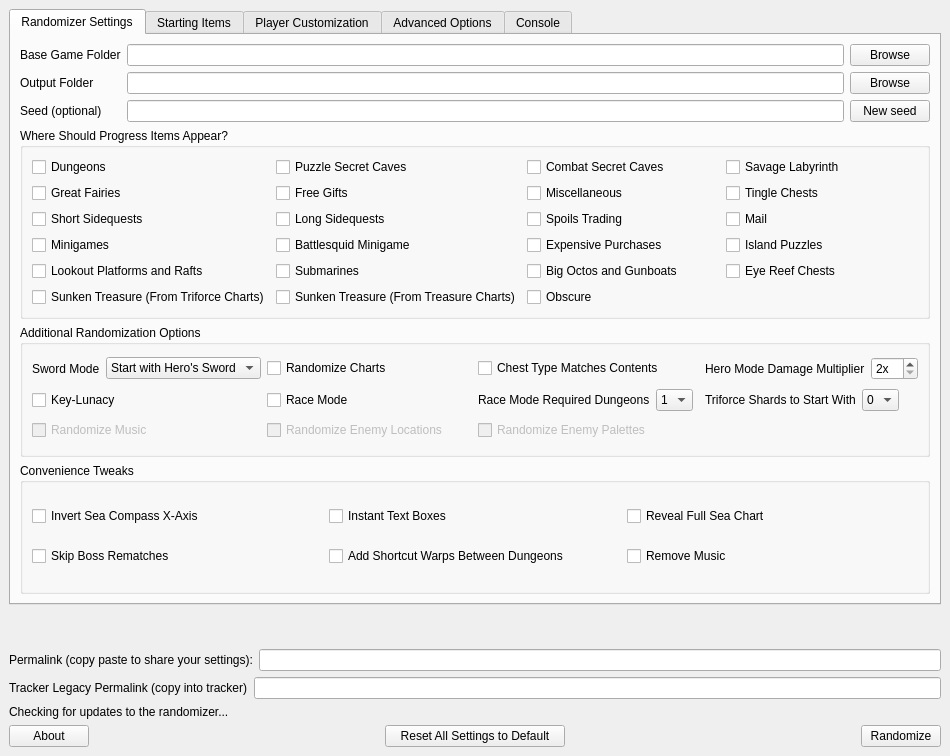
Old version of the form gui/mainwindow.ui in the repository SuperDude88/TWWHD-Randomizer.
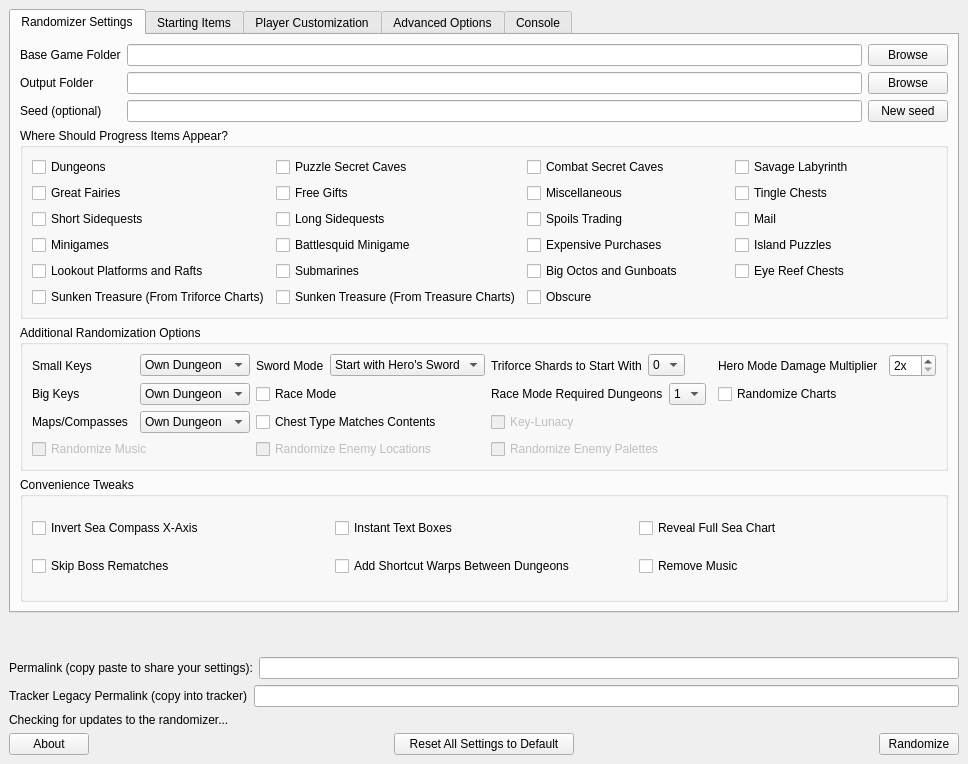
New version of the form.

Commit message: Expand Keylunacy to more options for every dungeon item

Diff of the .ui file:
```diff
--- a/gui/mainwindow.ui
+++ b/gui/mainwindow.ui
@@ -6,8 +6,8 @@
    <rect>
     <x>0</x>
     <y>0</y>
-    <width>950</width>
-    <height>756</height>
+    <width>968</width>
+    <height>764</height>
    </rect>
   </property>
   <property name="autoFillBackground">
@@ -28,8 +28,8 @@
         <rect>
          <x>0</x>
          <y>0</y>
-         <width>932</width>
-         <height>582</height>
+         <width>936</width>
+         <height>614</height>
         </rect>
        </property>
        <layout class="QVBoxLayout" name="verticalLayout_4">
@@ -328,7 +328,227 @@
                <string>Additional Randomization Options</string>
               </property>
               <layout class="QGridLayout" name="gridLayout_3">
+               <item row="6" column="1">
+                <widget class="QCheckBox" name="randomize_enemies">
+                 <property name="enabled">
+                  <bool>false</bool>
+                 </property>
+                 <property name="text">
+                  <string>Randomize Enemy Locations</string>
+                 </property>
+                </widget>
+               </item>
+               <item row="6" column="0">
+                <widget class="QCheckBox" name="randomize_music">
+                 <property name="enabled">
+                  <bool>false</bool>
+                 </property>
+                 <property name="text">
+                  <string>Randomize Music</string>
+                 </property>
+                </widget>
+               </item>
+               <item row="6" column="2">
+                <widget class="QCheckBox" name="randomize_enemy_palettes">
+                 <property name="enabled">
+                  <bool>false</bool>
+                 </property>
+                 <property name="text">
+                  <string>Randomize Enemy Palettes</string>
+                 </property>
+                </widget>
+               </item>
                <item row="0" column="0">
+                <layout class="QHBoxLayout" name="horizontalLayout_19">
+                 <item>
+                  <widget class="QLabel" name="label_for_dungeon_small_keys">
+                   <property name="sizePolicy">
+                    <sizepolicy hsizetype="Preferred" vsizetype="Preferred">
+                     <horstretch>0</horstretch>
+                     <verstretch>0</verstretch>
+                    </sizepolicy>
+                   </property>
+                   <property name="text">
+                    <string>Small Keys</string>
+                   </property>
+                  </widget>
+                 </item>
+                 <item>
+                  <widget class="QComboBox" name="dungeon_small_keys">
+                   <property name="sizePolicy">
+                    <sizepolicy hsizetype="Fixed" vsizetype="Fixed">
+                     <horstretch>0</horstretch>
+                     <verstretch>0</verstretch>
+                    </sizepolicy>
+                   </property>
+                   <property name="minimumSize">
+                    <size>
+                     <width>110</width>
+                     <height>0</height>
+                    </size>
+                   </property>
+                   <property name="maximumSize">
+                    <size>
+                     <width>110</width>
+                     <height>16777215</height>
+                    </size>
+                   </property>
+                   <property name="currentIndex">
+                    <number>1</number>
+                   </property>
+                   <item>
+                    <property name="text">
+                     <string>Vanilla</string>
+                    </property>
+                   </item>
+                   <item>
+                    <property name="text">
+                     <string>Own Dungeon</string>
+                    </property>
+                   </item>
+                   <item>
+                    <property name="text">
+                     <string>Any Dungeon</string>
+                    </property>
+                   </item>
+                   <item>
+                    <property name="text">
+                     <string>Overworld</string>
+                    </property>
+                   </item>
+                   <item>
+                    <property name="text">
+                     <string>Keysanity</string>
+                    </property>
+                   </item>
+                  </widget>
+                 </item>
+                </layout>
+               </item>
+               <item row="1" column="0">
+                <layout class="QHBoxLayout" name="horizontalLayout_20">
+                 <item>
+                  <widget class="QLabel" name="label_for_dungeon_big_keys">
+                   <property name="sizePolicy">
+                    <sizepolicy hsizetype="Preferred" vsizetype="Preferred">
+                     <horstretch>0</horstretch>
+                     <verstretch>0</verstretch>
+                    </sizepolicy>
+                   </property>
+                   <property name="text">
+                    <string>Big Keys</string>
+                   </property>
+                  </widget>
+                 </item>
+                 <item>
+                  <widget class="QComboBox" name="dungeon_big_keys">
+                   <property name="sizePolicy">
+                    <sizepolicy hsizetype="Fixed" vsizetype="Fixed">
+                     <horstretch>0</horstretch>
+                     <verstretch>0</verstretch>
+                    </sizepolicy>
+                   </property>
+                   <property name="minimumSize">
+                    <size>
+                     <width>110</width>
+                     <height>0</height>
+                    </size>
+                   </property>
+                   <property name="currentIndex">
+                    <number>1</number>
+                   </property>
+                   <item>
+                    <property name="text">
+                     <string>Vanilla</string>
+                    </property>
+                   </item>
+                   <item>
+                    <property name="text">
+                     <string>Own Dungeon</string>
+                    </property>
+                   </item>
+                   <item>
+                    <property name="text">
+                     <string>Any Dungeon</string>
+                    </property>
+                   </item>
+                   <item>
+                    <property name="text">
+                     <string>Overworld</string>
+                    </property>
+                   </item>
+                   <item>
+                    <property name="text">
+                     <string>Keysanity</string>
+                    </property>
+                   </item>
+                  </widget>
+                 </item>
+                </layout>
+               </item>
+               <item row="4" column="0">
+                <layout class="QHBoxLayout" name="horizontalLayout_21">
+                 <item>
+                  <widget class="QLabel" name="label_for_dungeon_maps_compasses">
+                   <property name="text">
+                    <string>Maps/Compasses</string>
+                   </property>
+                  </widget>
+                 </item>
+                 <item>
+                  <widget class="QComboBox" name="dungeon_maps_compasses">
+                   <property name="sizePolicy">
+                    <sizepolicy hsizetype="Fixed" vsizetype="Fixed">
+                     <horstretch>0</horstretch>
+                     <verstretch>0</verstretch>
+                    </sizepolicy>
+                   </property>
+                   <property name="minimumSize">
+                    <size>
+                     <width>110</width>
+                     <height>0</height>
+                    </size>
+                   </property>
+                   <property name="currentIndex">
+                    <number>1</number>
+                   </property>
+                   <item>
+                    <property name="text">
+                     <string>Vanilla</string>
+                    </property>
+                   </item>
+                   <item>
+                    <property name="text">
+                     <string>Own Dungeon</string>
+                    </property>
+                   </item>
+                   <item>
+                    <property name="text">
+                     <string>Any Dungeon</string>
+                    </property>
+                   </item>
+                   <item>
+                    <property name="text">
+                     <string>Overworld</string>
+                    </property>
+                   </item>
+                   <item>
+                    <property name="text">
+                     <string>Keysanity</string>
+                    </property>
+                   </item>
+                  </widget>
+                 </item>
+                </layout>
+               </item>
+               <item row="1" column="3">
+                <widget class="QCheckBox" name="randomize_charts">
+                 <property name="text">
+                  <string>Randomize Charts</string>
+                 </property>
+                </widget>
+               </item>
+               <item row="0" column="1">
                 <layout class="QHBoxLayout" name="horizontalLayout_5">
                  <item>
                   <widget class="QLabel" name="label_for_sword_mode">
@@ -358,88 +578,6 @@
                  </item>
                 </layout>
                </item>
-               <item row="1" column="0">
-                <widget class="QCheckBox" name="keylunacy">
-                 <property name="text">
-                  <string>Key-Lunacy</string>
-                 </property>
-                </widget>
-               </item>
-               <item row="1" column="3">
-                <layout class="QHBoxLayout" name="horizontalLayout_2">
-                 <item>
-                  <widget class="QLabel" name="label_for_num_starting_triforce_shards">
-                   <property name="sizePolicy">
-                    <sizepolicy hsizetype="Maximum" vsizetype="Preferred">
-                     <horstretch>0</horstretch>
-                     <verstretch>0</verstretch>
-                    </sizepolicy>
-                   </property>
-                   <property name="text">
-                    <string>Triforce Shards to Start With</string>
-                   </property>
-                  </widget>
-                 </item>
-                 <item>
-                  <widget class="QComboBox" name="num_starting_triforce_shards">
-                   <property name="maximumSize">
-                    <size>
-                     <width>40</width>
-                     <height>16777215</height>
-                    </size>
-                   </property>
-                   <item>
-                    <property name="text">
-                     <string>0</string>
-                    </property>
-                   </item>
-                   <item>
-                    <property name="text">
-                     <string>1</string>
-                    </property>
-                   </item>
-                   <item>
-                    <property name="text">
-                     <string>2</string>
-                    </property>
-                   </item>
-                   <item>
-                    <property name="text">
-                     <string>3</string>
-                    </property>
-                   </item>
-                   <item>
-                    <property name="text">
-                     <string>4</string>
-                    </property>
-                   </item>
-                   <item>
-                    <property name="text">
-                     <string>5</string>
-                    </property>
-                   </item>
-                   <item>
-                    <property name="text">
-                     <string>6</string>
-                    </property>
-                   </item>
-                   <item>
-                    <property name="text">
-                     <string>7</string>
-                    </property>
-                   </item>
-                   <item>
-                    <property name="text">
-                     <string>8</string>
-                    </property>
-                   </item>
-                  </widget>
-                 </item>
-                 <item>
-                  <widget class="QWidget" name="widget" native="true"/>
-                 </item>
-                </layout>
-               </item>
                <item row="1" column="1">
                 <widget class="QCheckBox" name="race_mode">
                  <property name="text">
@@ -510,39 +648,80 @@
                  </item>
                 </layout>
                </item>
-               <item row="0" column="1">
-                <widget class="QCheckBox" name="randomize_charts">
-                 <property name="text">
-                  <string>Randomize Charts</string>
-                 </property>
-                </widget>
-               </item>
-               <item row="2" column="0">
-                <widget class="QCheckBox" name="randomize_music">
-                 <property name="enabled">
-                  <bool>false</bool>
-                 </property>
-                 <property name="text">
-                  <string>Randomize Music</string>
-                 </property>
-                </widget>
-               </item>
                <item row="0" column="2">
-                <widget class="QCheckBox" name="chest_type_matches_contents">
-                 <property name="text">
-                  <string>Chest Type Matches Contents</string>
-                 </property>
-                </widget>
-               </item>
-               <item row="2" column="1">
-                <widget class="QCheckBox" name="randomize_enemies">
-                 <property name="enabled">
-                  <bool>false</bool>
-                 </property>
-                 <property name="text">
-                  <string>Randomize Enemy Locations</string>
-                 </property>
-                </widget>
+                <layout class="QHBoxLayout" name="horizontalLayout_2">
+                 <item>
+                  <widget class="QLabel" name="label_for_num_starting_triforce_shards">
+                   <property name="sizePolicy">
+                    <sizepolicy hsizetype="Maximum" vsizetype="Preferred">
+                     <horstretch>0</horstretch>
+                     <verstretch>0</verstretch>
+                    </sizepolicy>
+                   </property>
+                   <property name="text">
+                    <string>Triforce Shards to Start With</string>
+                   </property>
+                  </widget>
+                 </item>
+                 <item>
+                  <widget class="QComboBox" name="num_starting_triforce_shards">
+                   <property name="maximumSize">
+                    <size>
+                     <width>40</width>
+                     <height>16777215</height>
+                    </size>
+                   </property>
+                   <item>
+                    <property name="text">
+                     <string>0</string>
+                    </property>
+                   </item>
+                   <item>
+                    <property name="text">
+                     <string>1</string>
+                    </property>
+                   </item>
+                   <item>
+                    <property name="text">
+                     <string>2</string>
+                    </property>
+                   </item>
+                   <item>
+                    <property name="text">
+                     <string>3</string>
+                    </property>
+                   </item>
+                   <item>
+                    <property name="text">
+                     <string>4</string>
+                    </property>
+                   </item>
+                   <item>
+                    <property name="text">
+                     <string>5</string>
+                    </property>
+                   </item>
+                   <item>
+                    <property name="text">
+                     <string>6</string>
+                    </property>
+                   </item>
+                   <item>
+                    <property name="text">
+                     <string>7</string>
+                    </property>
+                   </item>
+                   <item>
+                    <property name="text">
+                     <string>8</string>
+                    </property>
+                   </item>
+                  </widget>
+                 </item>
+                 <item>
+                  <widget class="QWidget" name="widget" native="true"/>
+                 </item>
+                </layout>
                </item>
                <item row="0" column="3">
                 <layout class="QHBoxLayout" name="horizontalLayout_18">
@@ -577,13 +756,20 @@
                  </item>
                 </layout>
                </item>
-               <item row="2" column="2">
-                <widget class="QCheckBox" name="randomize_enemy_palettes">
+               <item row="4" column="1">
+                <widget class="QCheckBox" name="chest_type_matches_contents">
+                 <property name="text">
+                  <string>Chest Type Matches Contents</string>
+                 </property>
+                </widget>
+               </item>
+               <item row="4" column="2">
+                <widget class="QCheckBox" name="keylunacy">
                  <property name="enabled">
                   <bool>false</bool>
                  </property>
                  <property name="text">
-                  <string>Randomize Enemy Palettes</string>
+                  <string>Key-Lunacy</string>
                  </property>
                 </widget>
                </item>
```
Left out of the diff: 204 changed lines with no effect on the pictures. The commit also changes 20 other files.
